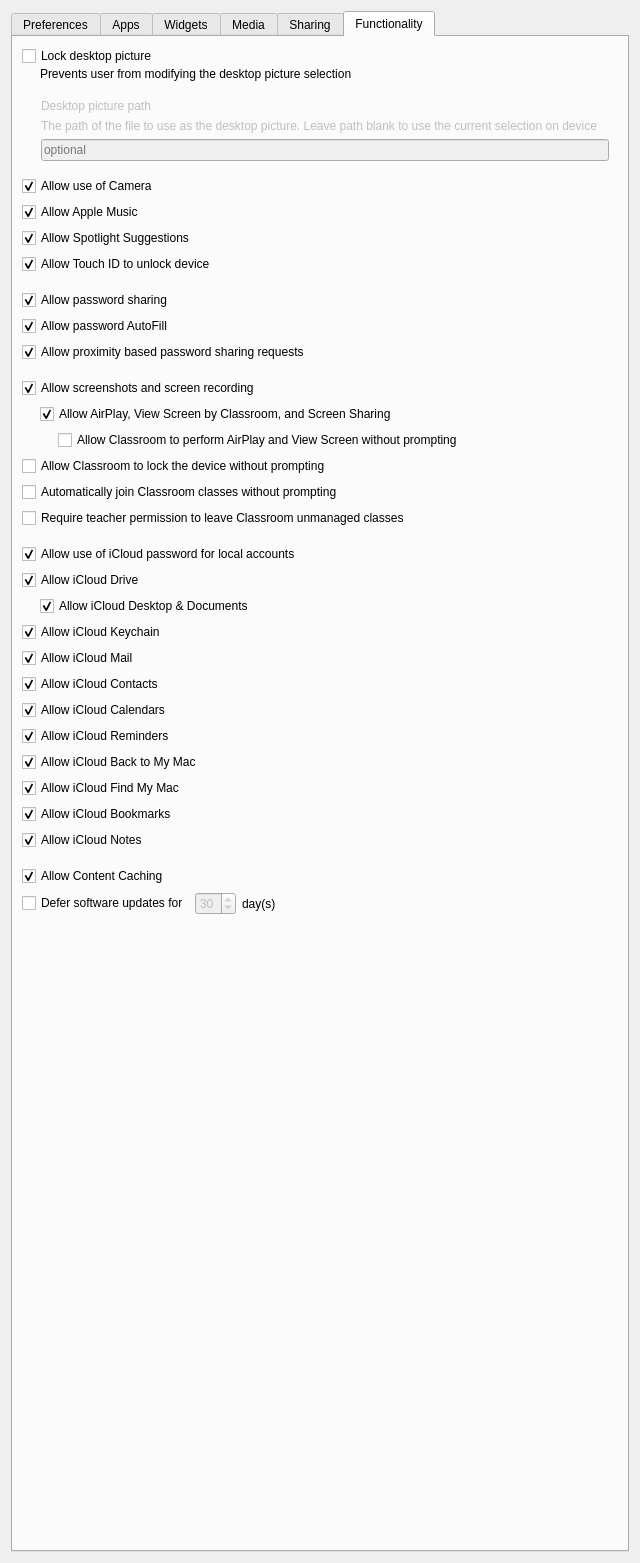
This is FWAdminLib/Configurator/RestrictionsOSXForm.ui in fw-dev/translations as Qt 5 draws it before an edit. The edited form follows.
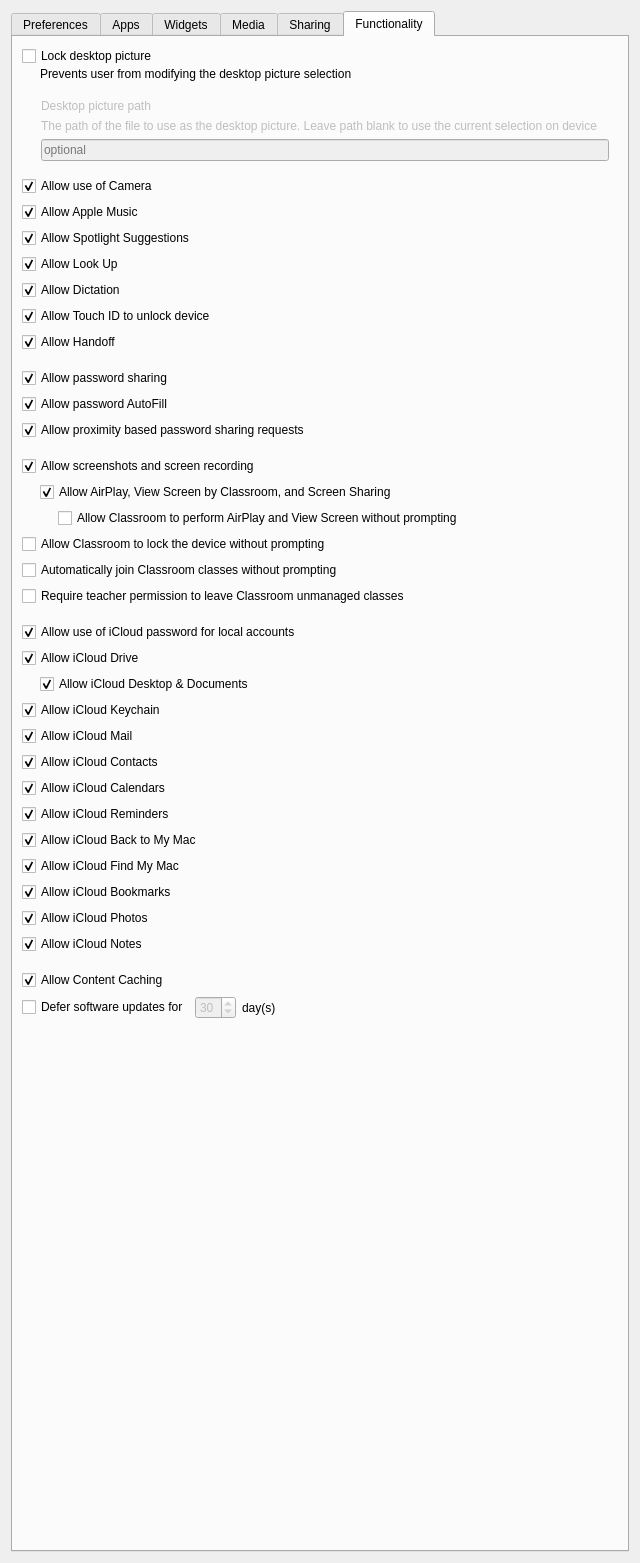
This is the edited form. The open tabs and pages were chosen to show the change. Icons and pictures are not drawn. Custom widgets are drawn as their Qt base class.

```diff
--- a/FWAdminLib/Configurator/RestrictionsOSXForm.ui
+++ b/FWAdminLib/Configurator/RestrictionsOSXForm.ui
@@ -2002,6 +2002,26 @@
            </property>
           </widget>
          </item>
+         <item>
+          <widget class="QCheckBox" name="allowLookUp">
+           <property name="text">
+            <string>Allow Look Up</string>
+           </property>
+           <property name="checked">
+            <bool>true</bool>
+           </property>
+          </widget>
+         </item>
+         <item>
+          <widget class="QCheckBox" name="allowDictation">
+           <property name="text">
+            <string>Allow Dictation</string>
+           </property>
+           <property name="checked">
+            <bool>true</bool>
+           </property>
+          </widget>
+         </item>
          <item>
           <widget class="QCheckBox" name="allowFingerprintForUnlock">
            <property name="text">
@@ -2012,6 +2032,16 @@
            </property>
           </widget>
          </item>
+         <item>
+          <widget class="QCheckBox" name="allowHandoff">
+           <property name="text">
+            <string>Allow Handoff</string>
+           </property>
+           <property name="checked">
+            <bool>true</bool>
+           </property>
+          </widget>
+         </item>
          <item>
           <spacer name="verticalSpacer_13">
            <property name="orientation">
@@ -2320,6 +2350,16 @@
            </property>
           </widget>
          </item>
+         <item>
+          <widget class="QCheckBox" name="allowiCloudPhotos">
+           <property name="text">
+            <string>Allow iCloud Photos</string>
+           </property>
+           <property name="checked">
+            <bool>true</bool>
+           </property>
+          </widget>
+         </item>
          <item>
           <widget class="QCheckBox" name="allowiCloudNotes">
            <property name="text">
```
Left out of the diff: 18 changed lines with no effect on the pictures.
